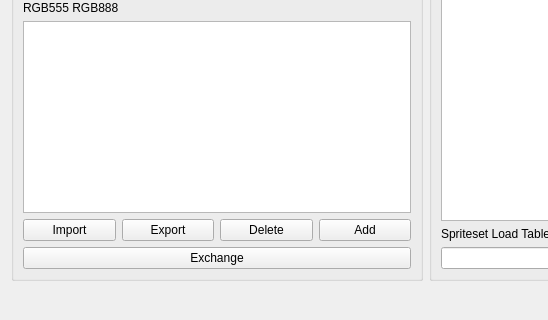
Qt form Dialog/SpritesEditorDialog.ui (wario-land/WL4Editor) before a commit; both pictures show x 0 to 548 and y 354 to 674 of the 852 by 674 pixel window.
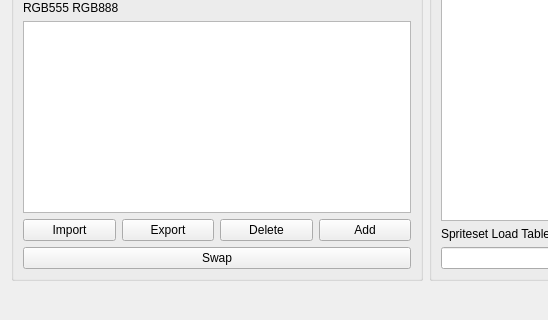
The same form after that commit. Custom widgets are drawn as their Qt base class.

Commit message: Support Export and Import palette

```diff
--- a/Dialog/SpritesEditorDialog.ui
+++ b/Dialog/SpritesEditorDialog.ui
@@ -185,7 +185,7 @@
           <item>
            <widget class="QPushButton" name="pushButton_ExchangePal">
             <property name="text">
-             <string>Exchange</string>
+             <string>Swap</string>
             </property>
            </widget>
           </item>
```
Left out of the diff: 2 changed lines with no effect on the pictures. The commit also changes 2 other files.
